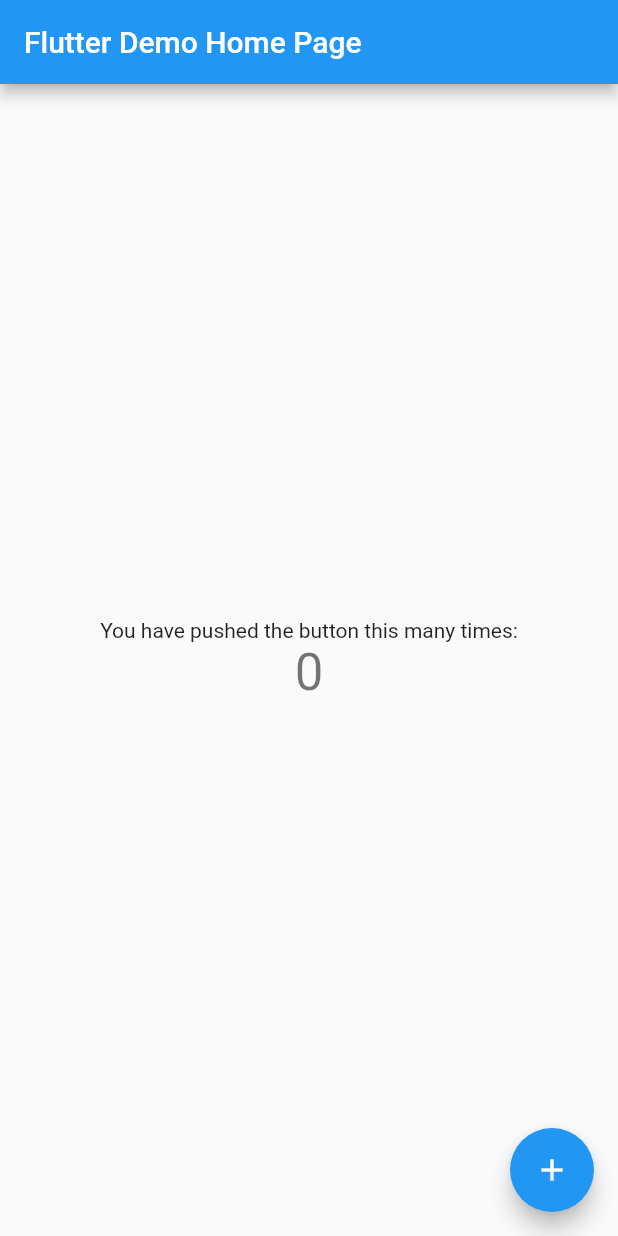
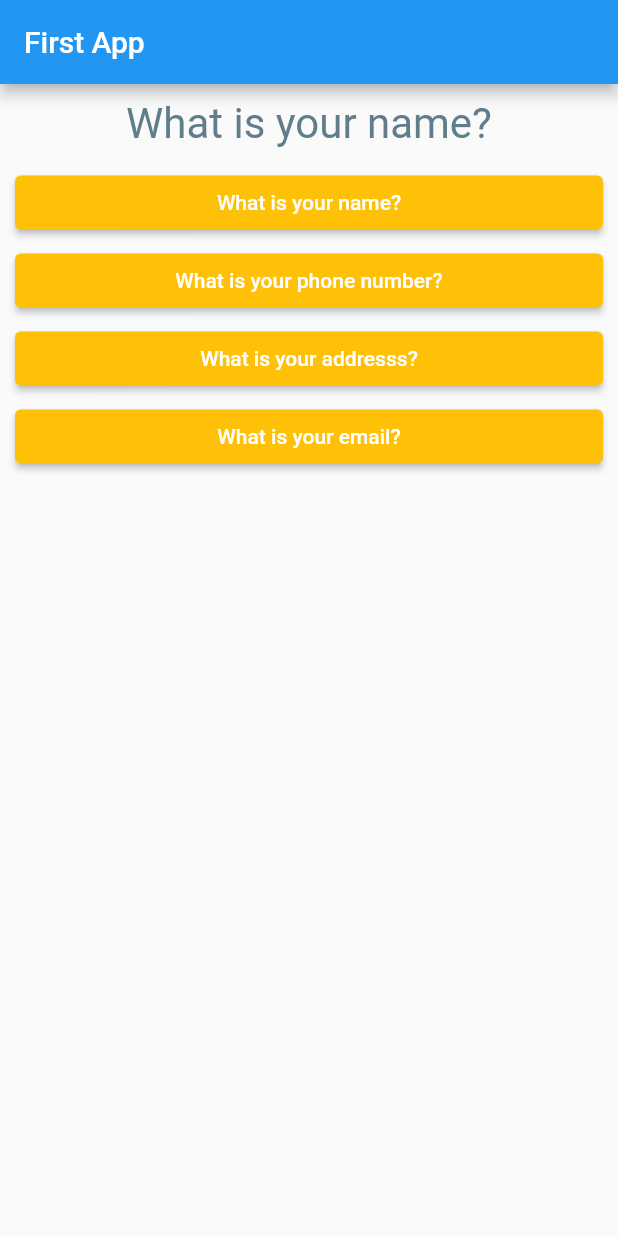
Before and after one commit to shahed-swe/flutter-learning, a Flutter app: the screen it shows after launch, on a phone screen of 412 x 824 dp. Run offline on Flutter 3.47's test engine with Material 2 defaults, Android fonts, the phone set to English and light mode, and no system bars.

```diff
--- /dev/null
+++ b/firstapp/lib/answer.dart
@@ -0,0 +1,25 @@
+import 'package:flutter/material.dart';
+
+class Answer extends StatelessWidget {
+  final Function selectHandler;
+  final int value;
+  var questions;
+
+  Answer(this.value, this.selectHandler, this.questions);
+
+  @override
+  Widget build(BuildContext context) {
+    return Container(
+      width: double.infinity,
+      margin: EdgeInsets.fromLTRB(10, 2, 10, 2),
+      child: ElevatedButton(
+        style: ElevatedButton.styleFrom(
+          primary: Colors.amber, // sets background color
+          onPrimary: Colors.white, // sets text color
+        ),
+        child: Text(questions[value]),
+        onPressed: () => selectHandler(value),
+      ),
+    );
+  }
+}
--- a/firstapp/lib/main.dart
+++ b/firstapp/lib/main.dart
@@ -1,115 +1,54 @@
 import 'package:flutter/material.dart';
+import './question.dart';
+import './answer.dart';
 
-void main() {
-  runApp(const MyApp());
-}
+void main() => runApp(MyFirstApp());
 
-class MyApp extends StatelessWidget {
-  const MyApp({super.key});
-
-  // This widget is the root of your application.
+class MyFirstApp extends StatefulWidget {
   @override
-  Widget build(BuildContext context) {
-    return MaterialApp(
-      title: 'Flutter Demo',
-      theme: ThemeData(
-        // This is the theme of your application.
-        //
-        // Try running your application with "flutter run". You'll see the
-        // application has a blue toolbar. Then, without quitting the app, try
-        // changing the primarySwatch below to Colors.green and then invoke
-        // "hot reload" (press "r" in the console where you ran "flutter run",
-        // or simply save your changes to "hot reload" in a Flutter IDE).
-        // Notice that the counter didn't reset back to zero; the application
-        // is not restarted.
-        primarySwatch: Colors.blue,
-      ),
-      home: const MyHomePage(title: 'Flutter Demo Home Page'),
-    );
+  State<StatefulWidget> createState() {
+    // TODO: implement createState
+    return _MyFirstAppState();
   }
 }
 
-class MyHomePage extends StatefulWidget {
-  const MyHomePage({super.key, required this.title});
+class _MyFirstAppState extends State<MyFirstApp> {
+  int _answerdQuestion = 0;
 
-  // This widget is the home page of your application. It is stateful, meaning
-  // that it has a State object (defined below) that contains fields that affect
-  // how it looks.
-
-  // This class is the configuration for the state. It holds the values (in this
-  // case the title) provided by the parent (in this case the App widget) and
-  // used by the build method of the State. Fields in a Widget subclass are
-  // always marked "final".
-
-  final String title;
-
-  @override
-  State<MyHomePage> createState() => _MyHomePageState();
-}
-
-class _MyHomePageState extends State<MyHomePage> {
-  int _counter = 0;
-
-  void _incrementCounter() {
+  void _answerQuestion(int index) {
     setState(() {
-      // This call to setState tells the Flutter framework that something has
-      // changed in this State, which causes it to rerun the build method below
-      // so that the display can reflect the updated values. If we changed
-      // _counter without calling setState(), then the build method would not be
-      // called again, and so nothing would appear to happen.
-      _counter++;
+      _answerdQuestion = index;
     });
   }
 
   @override
   Widget build(BuildContext context) {
-    // This method is rerun every time setState is called, for instance as done
-    // by the _incrementCounter method above.
-    //
-    // The Flutter framework has been optimized to make rerunning build methods
-    // fast, so that you can just rebuild anything that needs updating rather
-    // than having to individually change instances of widgets.
-    return Scaffold(
-      appBar: AppBar(
-        // Here we take the value from the MyHomePage object that was created by
-        // the App.build method, and use it to set our appbar title.
-        title: Text(widget.title),
-      ),
-      body: Center(
-        // Center is a layout widget. It takes a single child and positions it
-        // in the middle of the parent.
-        child: Column(
-          // Column is also a layout widget. It takes a list of children and
-          // arranges them vertically. By default, it sizes itself to fit its
-          // children horizontally, and tries to be as tall as its parent.
-          //
-          // Invoke "debug painting" (press "p" in the console, choose the
-          // "Toggle Debug Paint" action from the Flutter Inspector in Android
-          // Studio, or the "Toggle Debug Paint" command in Visual Studio Code)
-          // to see the wireframe for each widget.
-          //
-          // Column has various properties to control how it sizes itself and
-          // how it positions its children. Here we use mainAxisAlignment to
-          // center the children vertically; the main axis here is the vertical
-          // axis because Columns are vertical (the cross axis would be
-          // horizontal).
-          mainAxisAlignment: MainAxisAlignment.center,
+    var _question = [
+      'What is your name?',
+      'What is your phone number?',
+      'What is your addresss?',
+      'What is your email?'
+    ];
+
+    return MaterialApp(
+      home: Scaffold(
+        appBar: AppBar(
+          title: const Text('First App'),
+        ),
+        body: Column(
           children: <Widget>[
-            const Text(
-              'You have pushed the button this many times:',
-            ),
-            Text(
-              '$_counter',
-              style: Theme.of(context).textTheme.headlineMedium,
-            ),
+            Question(_question[_answerdQuestion]),
+            // ElevatedButton(
+            //   onPressed: () => print("Number 1 Choosen"),
+            //   child: const Text("Answer 1"),
+            // ),
+            Answer(0,_answerQuestion, _question),
+            Answer(1,_answerQuestion, _question),
+            Answer(2,_answerQuestion, _question),
+            Answer(3,_answerQuestion, _question),
           ],
         ),
       ),
-      floatingActionButton: FloatingActionButton(
-        onPressed: _incrementCounter,
-        tooltip: 'Increment',
-        child: const Icon(Icons.add),
-      ), // This trailing comma makes auto-formatting nicer for build methods.
     );
   }
 }
--- /dev/null
+++ b/firstapp/lib/question.dart
@@ -0,0 +1,25 @@
+import 'package:flutter/material.dart';
+
+class Question extends StatelessWidget {
+  final String questionText;
+
+
+  //initializing using constructor
+  Question(this.questionText);
+
+  @override
+  Widget build(BuildContext context) {
+    return Container(
+      width: double.infinity,
+      margin: EdgeInsets.all(10),
+      child: Text(
+        questionText,
+        style: TextStyle(
+          fontSize: 28,
+          color: Colors.blueGrey,
+        ),
+        textAlign: TextAlign.center,
+      ),
+    );
+  }
+}
```
Also changed, not shown: 1 other file.
